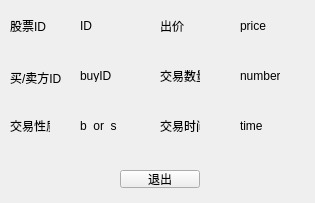
Qt form src/AllWindow/trade_details.ui (Hypn0tised-ysy/stock-project) before a commit.
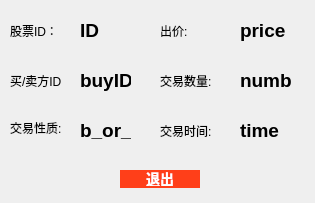
The same form after that commit.

Patch:
```diff
--- a/src/AllWindow/trade_details.ui
+++ b/src/AllWindow/trade_details.ui
@@ -22,6 +22,16 @@
      <height>18</height>
     </rect>
    </property>
+   <property name="styleSheet">
+    <string notr="true">QPushButton{
+	background-color: rgb(255, 63, 25);
+border-color: rgb(138, 255, 255);
+border-radius:25px;    /*设置圆角半径 */
+padding:2px 4px;  /*QFrame边框与内部其它部件的距离*/
+color:white;		/*字体颜色*/
+font:bold 14px;		/*设置按钮文字和大小*/
+}</string>
+   </property>
    <property name="text">
     <string>退出</string>
    </property>
@@ -31,8 +41,8 @@
     <rect>
      <x>10</x>
      <y>20</y>
-     <width>40</width>
-     <height>12</height>
+     <width>51</width>
+     <height>21</height>
     </rect>
    </property>
    <property name="text">
@@ -44,10 +54,16 @@
     <rect>
      <x>80</x>
      <y>20</y>
-     <width>40</width>
-     <height>12</height>
+     <width>51</width>
+     <height>21</height>
     </rect>
    </property>
+   <property name="font">
+    <font>
+     <pointsize>14</pointsize>
+     <bold>true</bold>
+    </font>
+   </property>
    <property name="text">
     <string>ID</string>
    </property>
@@ -58,7 +74,7 @@
      <x>10</x>
      <y>70</y>
      <width>51</width>
-     <height>16</height>
+     <height>21</height>
     </rect>
    </property>
    <property name="text">
@@ -70,10 +86,16 @@
     <rect>
      <x>80</x>
      <y>70</y>
-     <width>40</width>
-     <height>12</height>
+     <width>51</width>
+     <height>21</height>
     </rect>
    </property>
+   <property name="font">
+    <font>
+     <pointsize>14</pointsize>
+     <bold>true</bold>
+    </font>
+   </property>
    <property name="text">
     <string>buyID</string>
    </property>
@@ -83,12 +105,12 @@
     <rect>
      <x>10</x>
      <y>120</y>
-     <width>40</width>
-     <height>12</height>
+     <width>51</width>
+     <height>16</height>
     </rect>
    </property>
    <property name="text">
-    <string>交易性质</string>
+    <string>交易性质:</string>
    </property>
   </widget>
   <widget class="QLabel" name="b_or_s">
@@ -96,10 +118,16 @@
     <rect>
      <x>80</x>
      <y>120</y>
-     <width>40</width>
-     <height>12</height>
+     <width>51</width>
+     <height>21</height>
     </rect>
    </property>
+   <property name="font">
+    <font>
+     <pointsize>14</pointsize>
+     <bold>true</bold>
+    </font>
+   </property>
    <property name="text">
     <string>b_or_s</string>
    </property>
@@ -109,12 +137,12 @@
     <rect>
      <x>160</x>
      <y>20</y>
-     <width>40</width>
-     <height>12</height>
+     <width>51</width>
+     <height>21</height>
     </rect>
    </property>
    <property name="text">
-    <string>出价</string>
+    <string>出价:</string>
    </property>
   </widget>
   <widget class="QLabel" name="price">
@@ -122,10 +150,16 @@
     <rect>
      <x>240</x>
      <y>20</y>
-     <width>40</width>
-     <height>12</height>
+     <width>51</width>
+     <height>21</height>
     </rect>
    </property>
+   <property name="font">
+    <font>
+     <pointsize>14</pointsize>
+     <bold>true</bold>
+    </font>
+   </property>
    <property name="text">
     <string>price</string>
    </property>
@@ -135,12 +169,12 @@
     <rect>
      <x>160</x>
      <y>70</y>
-     <width>40</width>
-     <height>12</height>
+     <width>51</width>
+     <height>21</height>
     </rect>
    </property>
    <property name="text">
-    <string>交易数量</string>
+    <string>交易数量:</string>
    </property>
   </widget>
   <widget class="QLabel" name="number">
@@ -148,10 +182,16 @@
     <rect>
      <x>240</x>
      <y>70</y>
-     <width>40</width>
-     <height>12</height>
+     <width>51</width>
+     <height>21</height>
     </rect>
    </property>
+   <property name="font">
+    <font>
+     <pointsize>14</pointsize>
+     <bold>true</bold>
+    </font>
+   </property>
    <property name="text">
     <string>number</string>
    </property>
@@ -161,12 +201,12 @@
     <rect>
      <x>160</x>
      <y>120</y>
-     <width>40</width>
-     <height>12</height>
+     <width>51</width>
+     <height>21</height>
     </rect>
    </property>
    <property name="text">
-    <string>交易时间</string>
+    <string>交易时间:</string>
    </property>
   </widget>
   <widget class="QLabel" name="time">
@@ -174,10 +214,16 @@
     <rect>
      <x>240</x>
      <y>120</y>
-     <width>40</width>
-     <height>12</height>
+     <width>51</width>
+     <height>21</height>
     </rect>
    </property>
+   <property name="font">
+    <font>
+     <pointsize>14</pointsize>
+     <bold>true</bold>
+    </font>
+   </property>
    <property name="text">
     <string>time</string>
    </property>
```
Left out of the diff: 2 changed lines with no effect on the pictures.
